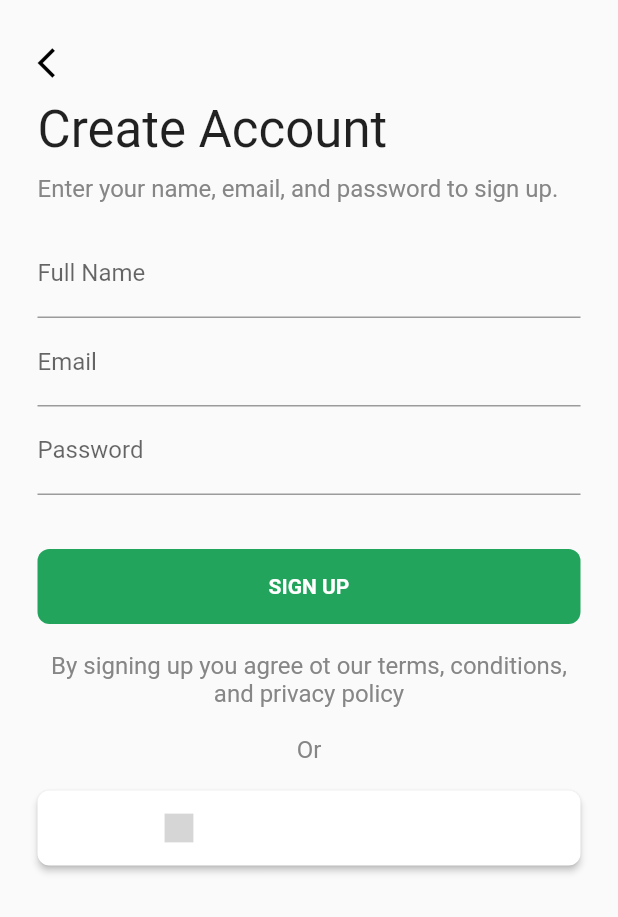
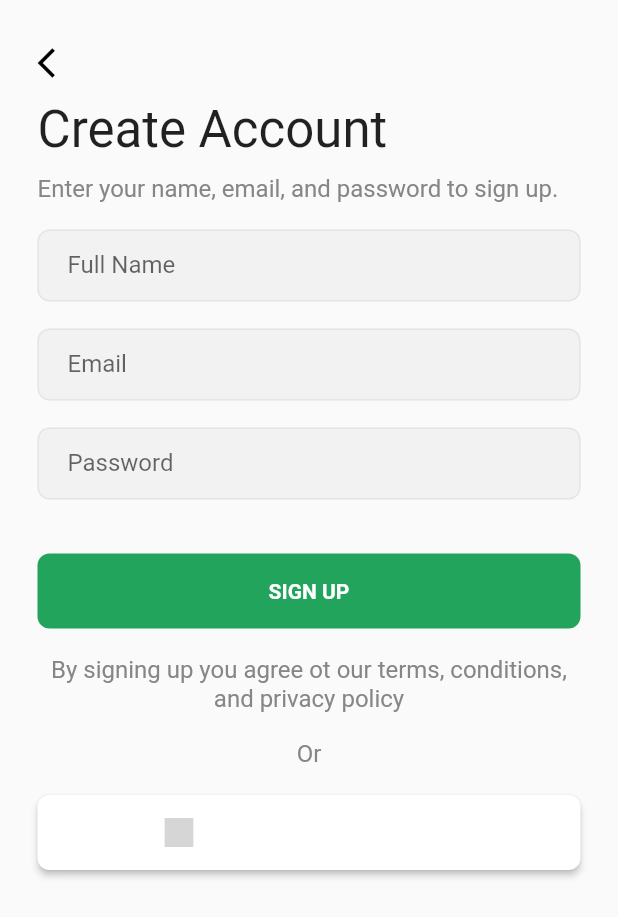
Before and after one commit to ameeruljunaidi/XYZPrototype, a Flutter app: the screen it shows after launch, after a tap on an icon or button, on a phone screen of 412 x 824 dp. Shown: the top 917 px of the screen. Run offline on Flutter 3.47's test engine with Material 2 defaults, Android fonts, the phone set to English and light mode, and no system bars; our stand-ins replace auth_buttons, cloud_firestore, firebase_core, freezed_annotation, logger, stacked and 1 more; missing offline and left inert: places_service, stacked_firebase_auth; accounts and stored records are empty; grey boxes are pictures that could not be loaded.

Commit message:
Updated files to use xyz ui theme and widgets

```diff
--- a/client/lib/ui/address_selection/address_selection_viewmodel.dart
+++ b/client/lib/ui/address_selection/address_selection_viewmodel.dart
@@ -23,10 +23,8 @@ class AddressSelectionViewModel extends FormViewModel {
       final placesResults =
           await _placesServices.getAutoComplete(addressValue!);
 
-      if (placesResults != null) {
-        _autoCompleteResults = placesResults;
-        notifyListeners();
-      }
+      _autoCompleteResults = placesResults;
+      notifyListeners();
     }
   }
 }
--- a/client/lib/ui/create_account/create_account_view.dart
+++ b/client/lib/ui/create_account/create_account_view.dart
@@ -4,6 +4,7 @@ import 'package:stacked/stacked_annotations.dart';
 import 'package:xyz_prototype/ui/create_account/create_account_view.form.dart';
 import 'package:xyz_prototype/ui/create_account/create_account_viewmodel.dart';
 import 'package:xyz_prototype/ui/dumb_widgets/authentication_layout.dart';
+import 'package:xyz_ui/xyz_ui.dart';
 
 @FormView(
   fields: [
@@ -26,16 +27,18 @@ class CreateAccountView extends StatelessWidget with $CreateAccountView {
           mainButtonTitle: 'SIGN UP',
           form: Column(
             children: <Widget>[
-              TextField(
-                decoration: InputDecoration(labelText: 'Full Name'),
+              BoxInputField(
+                placeholder: 'Full Name',
                 controller: fullNameController,
               ),
-              TextField(
-                decoration: InputDecoration(labelText: 'Email'),
+              verticalSpaceRegular,
+              BoxInputField(
+                placeholder: 'Email',
                 controller: emailController,
               ),
-              TextField(
-                decoration: InputDecoration(labelText: 'Password'),
+              verticalSpaceRegular,
+              BoxInputField(
+                placeholder: 'Password',
                 controller: passwordController,
               ),
             ],
--- a/client/lib/ui/dumb_widgets/authentication_layout.dart
+++ b/client/lib/ui/dumb_widgets/authentication_layout.dart
@@ -2,8 +2,7 @@ import 'dart:io';
 
 import 'package:auth_buttons/auth_buttons.dart';
 import 'package:flutter/material.dart';
-import 'package:xyz_prototype/ui/shared/styles.dart';
-import 'package:xyz_prototype/ui/shared/ui_helpers.dart';
+import 'package:xyz_ui/xyz_ui.dart';
 
 class AuthenticationLayout extends StatelessWidget {
   final String? title;
--- a/client/lib/ui/login/login_view.dart
+++ b/client/lib/ui/login/login_view.dart
@@ -4,6 +4,7 @@ import 'package:stacked/stacked_annotations.dart';
 import 'package:xyz_prototype/ui/dumb_widgets/authentication_layout.dart';
 import 'package:xyz_prototype/ui/login/login_view.form.dart';
 import 'package:xyz_prototype/ui/login/login_viewmodel.dart';
+import 'package:xyz_ui/xyz_ui.dart';
 
 @FormView(
   fields: [
@@ -25,12 +26,13 @@ class LoginView extends StatelessWidget with $LoginView {
           mainButtonTitle: 'SIGN IN',
           form: Column(
             children: <Widget>[
-              TextField(
-                decoration: InputDecoration(labelText: 'Email'),
+              BoxInputField(
                 controller: emailController,
+                placeholder: 'Email',
               ),
-              TextField(
-                decoration: InputDecoration(labelText: 'Password'),
+              verticalSpaceRegular,
+              BoxInputField(
+                placeholder: 'Password',
                 controller: passwordController,
               ),
             ],
--- a/client/lib/ui/shared/styles.dart
+++ /dev/null
@@ -1,14 +0,0 @@
-import 'package:flutter/material.dart';
-
-// Colors
-const Color kcPrimaryColor = Color(0xff22A45D);
-const Color kcMediumGreyColor = Color(0xff868686);
-
-// TextStyle
-const TextStyle ktsMediumGreyBodyText = TextStyle(
-  color: kcMediumGreyColor,
-  fontSize: kBodyTextSize,
-);
-
-// Font Sizing
-const double kBodyTextSize = 16;
--- a/client/lib/ui/shared/ui_helpers.dart
+++ /dev/null
@@ -1,25 +0,0 @@
-// Horizontal spacing
-import 'package:flutter/material.dart';
-
-const Widget horizontalSpaceTiny = SizedBox(width: 5.0);
-const Widget horizontalSpaceSmall = SizedBox(width: 10.0);
-const Widget horizontalSpaceRegular = SizedBox(width: 18.0);
-const Widget horizontalSpaceMedium = SizedBox(width: 25.0);
-const Widget horizontalSpaceLarge = SizedBox(width: 50.0);
-
-const Widget verticalSpaceTiny = SizedBox(height: 5.0);
-const Widget verticalSpaceSmall = SizedBox(height: 10.0);
-const Widget verticalSpaceRegular = SizedBox(height: 18.0);
-const Widget verticalSpaceMedium = SizedBox(height: 25.0);
-const Widget verticalSpaceLarge = SizedBox(height: 50.0);
-
-// Screen Size Helpers
-
-double screenWidth(BuildContext context) => MediaQuery.of(context).size.width;
-double screenHeight(BuildContext context) => MediaQuery.of(context).size.height;
-
-double screenWidthPercentage(BuildContext context, {double percentage = 1}) =>
-    screenWidth(context) * percentage;
-
-double screenHeightPercentage(BuildContext context, {double percentage = 1}) =>
-    screenHeight(context) * percentage;
--- a/client/lib/ui/startup/startup_view.dart
+++ b/client/lib/ui/startup/startup_view.dart
@@ -1,8 +1,8 @@
 import 'package:flutter/material.dart';
 import 'package:flutter/scheduler.dart';
 import 'package:stacked/stacked.dart';
-import 'package:xyz_prototype/ui/shared/styles.dart';
 import 'package:xyz_prototype/ui/startup/startup_viewmodel.dart';
+import 'package:xyz_ui/xyz_ui.dart';
 
 class StartupView extends StatelessWidget {
   const StartupView({Key? key}) : super(key: key);
--- a/client/pubspec.yaml
+++ b/client/pubspec.yaml
@@ -38,6 +38,8 @@ dependencies:
   stacked: ^2.2.2
   stacked_firebase_auth: ^0.2.5
   stacked_services: ^0.8.10
+  xyz_ui:
+    path: ../xyz_ui
 
 dev_dependencies:
   flutter_test:
--- a/xyz_ui/lib/xyz_ui.dart
+++ b/xyz_ui/lib/xyz_ui.dart
@@ -11,3 +11,4 @@ export 'src/shared/app_colors.dart';
 
 // Helpers
 export 'src/shared/ui_helpers.dart';
+export 'src/shared/styles.dart';
```
Also changed, not shown: xyz_ui/lib/src/shared/styles.dart (+9 -0 lines).
